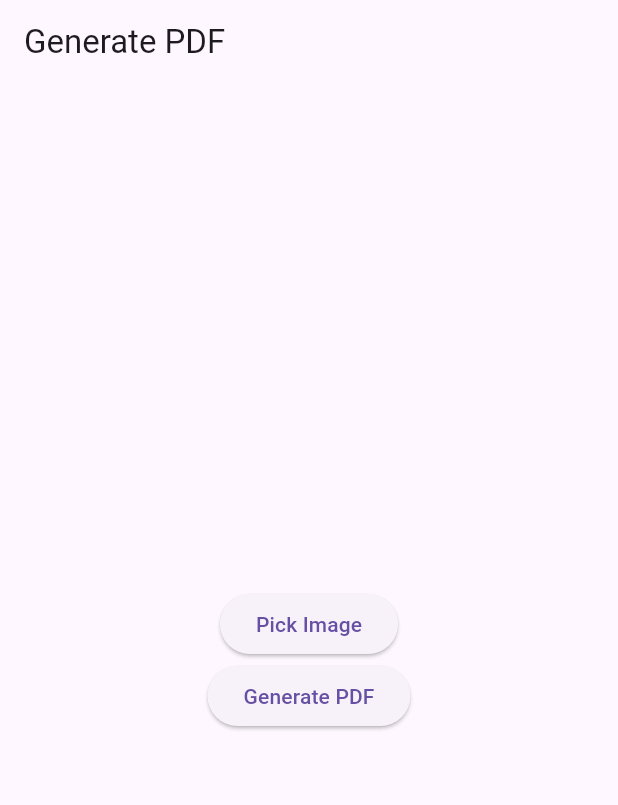
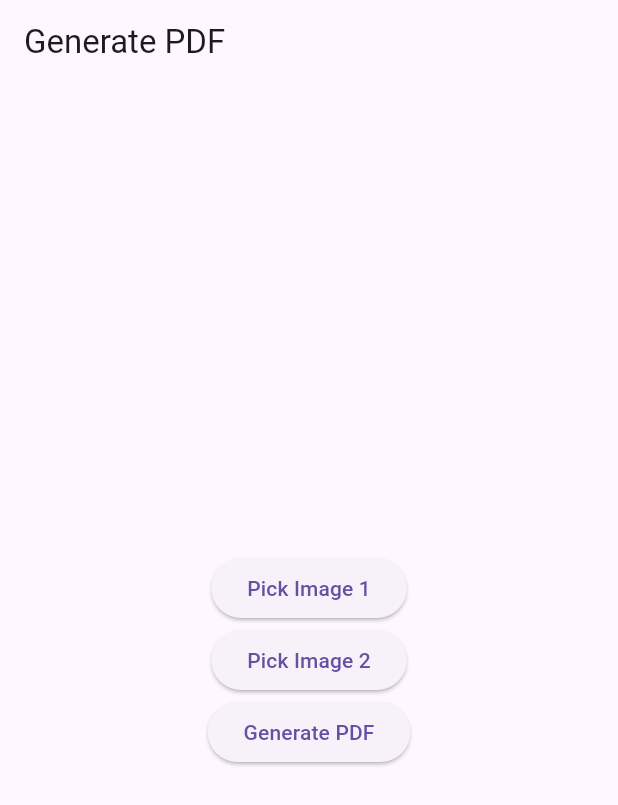
Before and after one commit to AumPauskar/progressive-mobile, a Flutter app: the screen it shows after launch, after a tap on "Generate PDF", on a phone screen of 412 x 824 dp. Shown: the top 805 px of the screen. Run offline on Flutter 3.47's test engine with Material 3 defaults, Android fonts, the phone set to English and light mode, and no system bars; our stand-ins replace image_picker, pdf, printing.

Commit message:
image formatting added in

```diff
--- a/lib/main.dart
+++ b/lib/main.dart
@@ -4,6 +4,7 @@
 import 'package:pdf/pdf.dart';
 import 'package:pdf/widgets.dart' as pw;
 import 'package:printing/printing.dart';
+import 'package:flutter/material.dart';
 
 void main() {
   runApp(MyApp());
@@ -21,7 +22,8 @@
   final _employeeNameController = TextEditingController();
   final _customerNameController = TextEditingController();
   String _generatorModel = '';
-  XFile? _image;
+  XFile? _image1;
+  XFile? _image2;
 
   @override
   Widget build(BuildContext context) {
@@ -39,11 +41,19 @@
                 // ... other form fields ...
                 ElevatedButton(
                   onPressed: () async {
-                    _image = await ImagePicker()
+                    _image1 = await ImagePicker()
                         .pickImage(source: ImageSource.gallery);
                     setState(() {});
                   },
-                  child: const Text('Pick Image'),
+                  child: const Text('Pick Image 1'),
+                ),
+                ElevatedButton(
+                  onPressed: () async {
+                    _image2 = await ImagePicker()
+                        .pickImage(source: ImageSource.gallery);
+                    setState(() {});
+                  },
+                  child: const Text('Pick Image 2'),
                 ),
                 ElevatedButton(
                   onPressed: () {
@@ -65,20 +75,48 @@
   Future<void> generatePdf(BuildContext context) async {
     final pdf = pw.Document();
 
-    final imageProvider = pw.MemoryImage(
-      await _image!.readAsBytes(),
+    final imageProvider1 = pw.MemoryImage(
+      await _image1!.readAsBytes(),
+    );
+
+    final imageProvider2 = pw.MemoryImage(
+      await _image2!.readAsBytes(),
     );
 
     pdf.addPage(
       pw.Page(
-        build: (pw.Context context) => pw.Center(
-          child: pw.Column(
-            mainAxisAlignment: pw.MainAxisAlignment.center,
-            children: [
-              // ... other text fields ...
-              pw.Image(imageProvider),
-            ],
-          ),
+        build: (pw.Context context) => pw.Row(
+          crossAxisAlignment: pw.CrossAxisAlignment.start,
+          children: [
+            // Left Section
+            pw.Container(
+              child: pw.Column(
+                mainAxisAlignment: pw.MainAxisAlignment.center,
+                crossAxisAlignment: pw.CrossAxisAlignment.start,
+                children: [
+                  pw.Text('Employee Name',
+                      style: const pw.TextStyle(
+                          fontSize: 20)), // Increase the fontSize here
+                  pw.Text('Customer Name',
+                      style: const pw.TextStyle(
+                          fontSize: 20)), // Increase the fontSize here
+                  // Resized Image
+                  pw.SizedBox(height: 20),
+                  pw.Image(imageProvider1, width: 200, height: 200),
+                ],
+              ),
+            ),
+            // Right Section
+            pw.Container(
+              child: pw.Column(
+                mainAxisAlignment: pw.MainAxisAlignment.center,
+                crossAxisAlignment: pw.CrossAxisAlignment.start,
+                children: [
+                  pw.Image(imageProvider2, width: 200, height: 200),
+                ],
+              ),
+            ),
+          ],
         ),
       ),
     );
```
